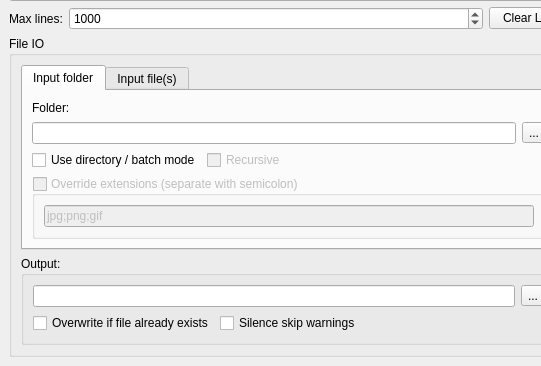
Qt form mainwindow.ui (kampidh/jxl-batch-converter) before a commit; both pictures show x 0 to 541 and y 534 to 900 of the 900 by 900 pixel window.
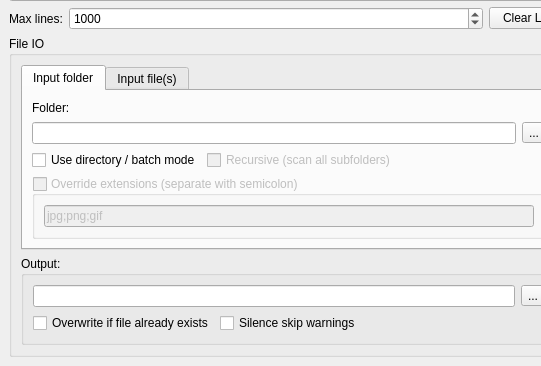
The same form after that commit. The open tabs and pages were chosen to show the change.

Commit message:
Add support for file drag and drop into a list, and disable single input file on folder tab
(batch checkbox is hidden, todo cleanup)

```diff
--- a/mainwindow.ui
+++ b/mainwindow.ui
@@ -226,7 +226,7 @@
                     <bool>false</bool>
                    </property>
                    <property name="text">
-                    <string>Recursive</string>
+                    <string>Recursive (scan all subfolders)</string>
                    </property>
                    <property name="checkable">
                     <bool>true</bool>
```
Left out of the diff: 2 changed lines with no effect on the pictures. The commit also changes 3 other files.
